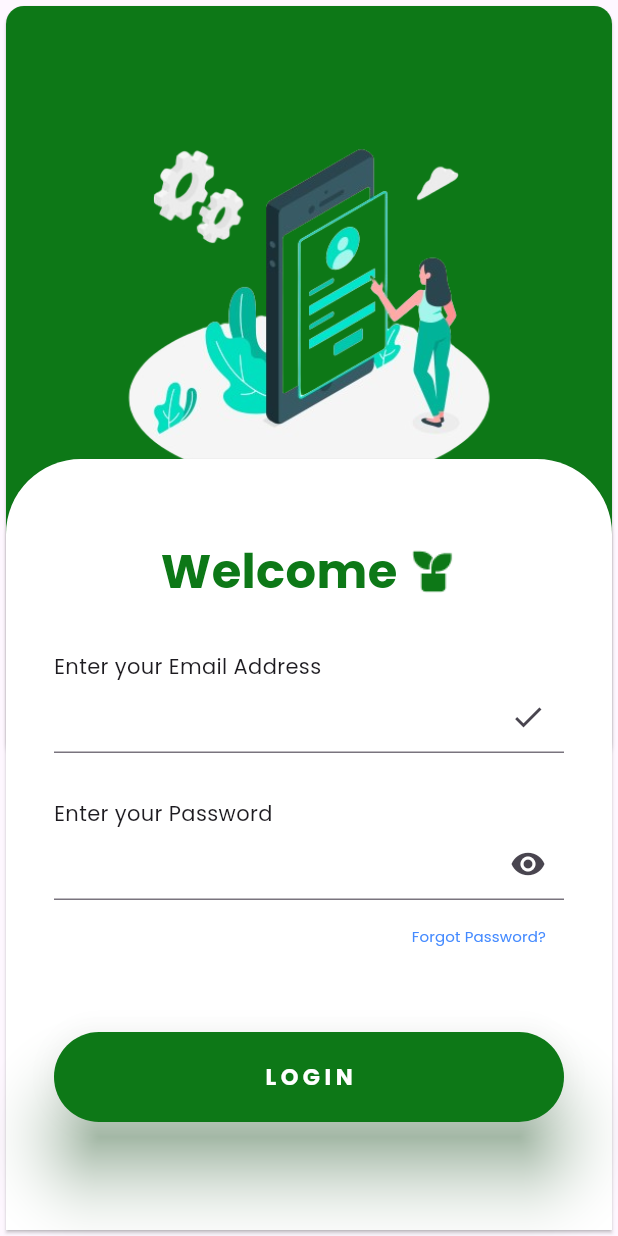
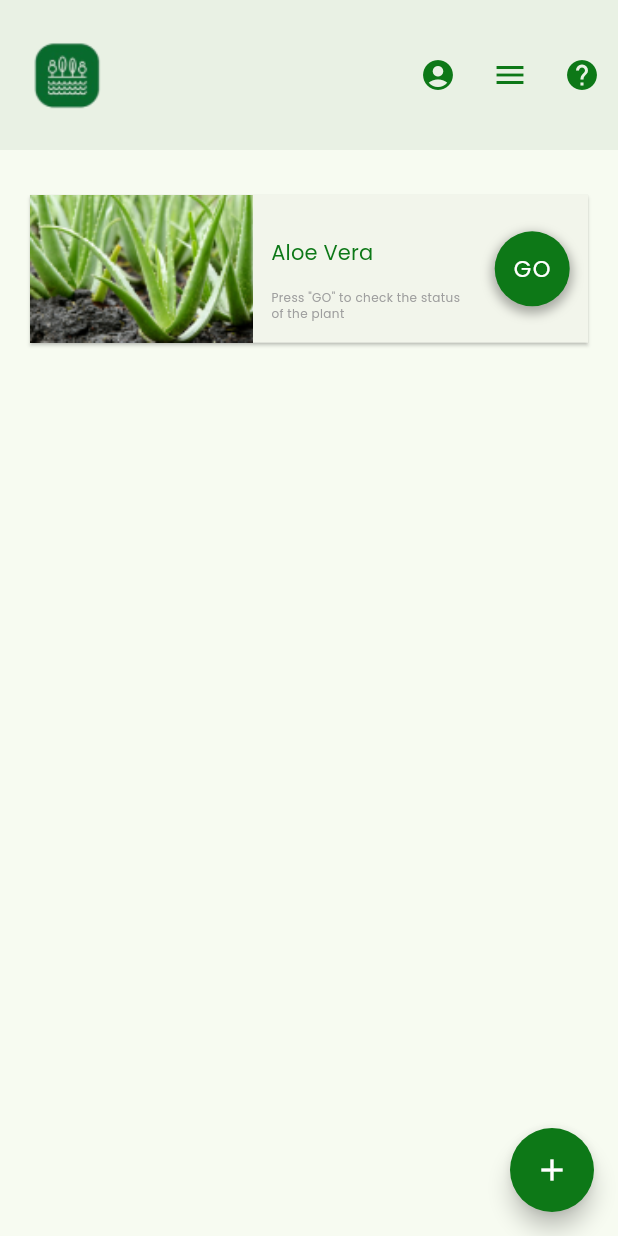
Before and after one commit to cepdnaclk/e19-3yp-Automated-Hydroponic-System, a Flutter app: the screen it shows after launch, on a phone screen of 412 x 824 dp. Run offline on Flutter 3.47's test engine with Material 3 defaults, Android fonts, the phone set to English and light mode, and no system bars.

Commit message:
PlantLog page

```diff
--- /dev/null
+++ b/Mobile Application/flutter_app/lib/header.dart
@@ -0,0 +1,58 @@
+import 'package:flutter/material.dart';
+
+class Header extends StatelessWidget implements PreferredSizeWidget {
+  @override
+  Size get preferredSize => Size.fromHeight(100);
+
+  @override
+  Widget build(BuildContext context) {
+    late Color appbarcolor = const Color(0xFFE9F1E4);
+
+    return AppBar(
+      toolbarHeight: 100,
+      backgroundColor: appbarcolor,
+
+      title: Align(
+        alignment: Alignment.bottomLeft,
+        child: Image.asset(
+          'assets/logo.png',
+          height: 50,
+        ),
+      ),
+
+      actions: [
+        Align(
+          alignment: Alignment.centerRight,
+          child: Row(
+            children: [
+              IconButton(
+                onPressed: () {
+
+                },
+                icon: Icon(
+                    color: Color(0xFF0D7817),
+                    Icons.account_circle),
+              ),
+              IconButton(
+                onPressed: () {
+
+                },
+                icon: Icon(
+                    color: Color(0xFF0D7817),
+                    Icons.menu),
+              ),
+              IconButton(
+                onPressed: () {
+
+                },
+                icon: Icon(
+                    color: Color(0xFF0D7817),
+                    Icons.help),
+              ),
+            ],
+          ),
+        ),
+      ],
+    );
+  }
+}
--- a/Mobile Application/flutter_app/lib/main.dart
+++ b/Mobile Application/flutter_app/lib/main.dart
@@ -1,5 +1,6 @@
 import 'package:flutter/material.dart';
 import 'package:testapp/login_page.dart';
+import 'package:testapp/plant_log.dart';
 
 void main() {
   runApp(const MyApp());
@@ -11,15 +12,18 @@ class MyApp extends StatelessWidget {
   @override
   Widget build(BuildContext context) {
     Color myColor = const Color(0xFFFFFF);
+    Color myGreenColor = const Color(0xFF0D7817);
+
     return MaterialApp(
       title: 'HydroGrowPro',
       theme: ThemeData (
-        primaryColor: myColor,
+        colorScheme: ColorScheme.fromSeed(seedColor: myGreenColor),
         useMaterial3: true,
       ),
 
       // Login Page
-      home: LoginPage(),
+      //home: LoginPage(),
+      home: PlantLog(),
 
       debugShowCheckedModeBanner: false,
     );
--- /dev/null
+++ b/Mobile Application/flutter_app/lib/plant_log.dart
@@ -0,0 +1,127 @@
+import 'package:flutter/material.dart';
+import 'header.dart';
+
+class PlantLog extends StatefulWidget {
+  const PlantLog({super.key});
+
+  @override
+  State<PlantLog> createState() => _PlantLogState();
+}
+
+class _PlantLogState extends State<PlantLog> {
+
+  @override
+  Widget build(BuildContext context) {
+
+    return Scaffold(
+      appBar: Header(),
+      body: Column(
+        crossAxisAlignment: CrossAxisAlignment.stretch,
+        children: [
+          Card(
+
+            shape: RoundedRectangleBorder(
+              borderRadius: BorderRadius.zero,
+            ),
+            margin: EdgeInsets.fromLTRB(20, 30, 20, 25),
+            child: Padding(
+              padding: const EdgeInsets.all(0.0),
+              child: Row(
+                children: [
+                  Expanded(
+                    flex: 2,
+                    child: Image.asset(
+                      'assets/Aloe.png',
+                      fit: BoxFit.cover,
+                    ),
+                  ),
+                  Expanded(
+                    flex: 2,
+                    child: Column(
+                      crossAxisAlignment: CrossAxisAlignment.start,
+                      mainAxisAlignment: MainAxisAlignment.center,
+                      children: [
+                        TextButton(
+                          onPressed: () {
+
+                          },
+                          child: Text(
+                            'Aloe Vera',
+                            style: TextStyle(
+                                fontSize: 14,
+                                color: Color(0xFF0D7817),
+                              fontFamily: 'Poppins',
+                            ),
+                          ),
+                        ),
+                        Padding(
+                          padding: const EdgeInsets.fromLTRB(12, 0, 2, 0),
+                          child: Text(
+                            'Press "GO" to check the status of the plant',
+                            style: TextStyle(
+                              color: Colors.grey,
+                                fontSize: 8,
+                                fontFamily: 'Poppins',
+                            ),
+                          ),
+                        ),
+                      ],
+                    ),
+                  ),
+                  Expanded(
+                    flex: 1,
+                    child: GestureDetector(
+                      onTap: () {
+
+                      },
+                      child: Container(
+                        width: 50,
+                        height: 50,
+                        decoration: BoxDecoration(
+                          shape: BoxShape.circle,
+                          color: Color(0xFF0D7817),
+                          boxShadow: [
+                            BoxShadow(
+                              color: Colors.black.withOpacity(0.3), // Shadow color
+                              spreadRadius: 2, // Spread radius
+                              blurRadius: 5, // Blur radius
+                              offset: Offset(0, 3), // Offset from the button
+                            ),
+                          ],// Set your desired button color
+                        ),
+                        alignment: Alignment.center,
+                        child: Text(
+                          'GO',
+                          style: TextStyle(
+                            color: Colors.white,
+                            fontSize: 15,
+                            letterSpacing: 1,
+                            fontFamily: 'Poppins',
+                            fontWeight: FontWeight.w500,
+                          ),
+                        ),
+                      ),
+                    ),
+                  ),
+
+                ],
+              ),
+            ),
+          ),
+        ],
+      ),
+      floatingActionButton: FloatingActionButton(
+        onPressed: () {
+
+        },
+        child: Icon(
+          Icons.add,
+          color: Colors.white,
+        ),
+        backgroundColor: Color(0xFF0D7817),
+        shape: CircleBorder(),
+      ),
+      floatingActionButtonLocation: FloatingActionButtonLocation.endFloat,
+    );
+  }
+}
```
Also changed, not shown: Mobile Application/flutter_app/assets/Aloe.png (added), Mobile Application/flutter_app/assets/logo.png (added).
